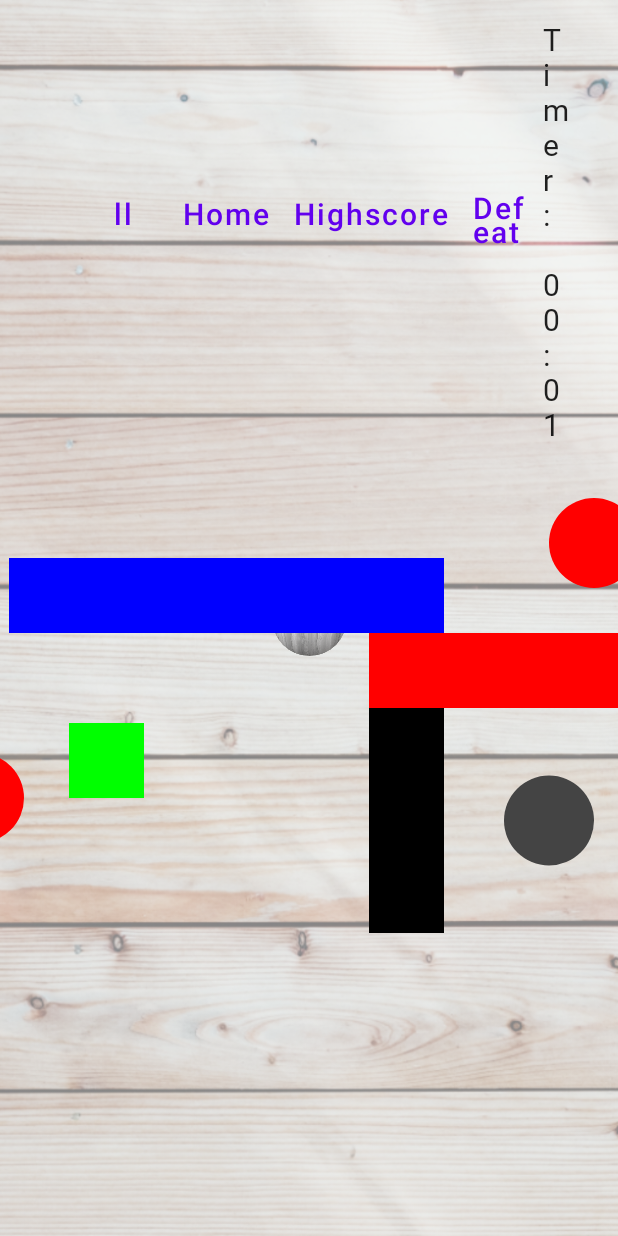
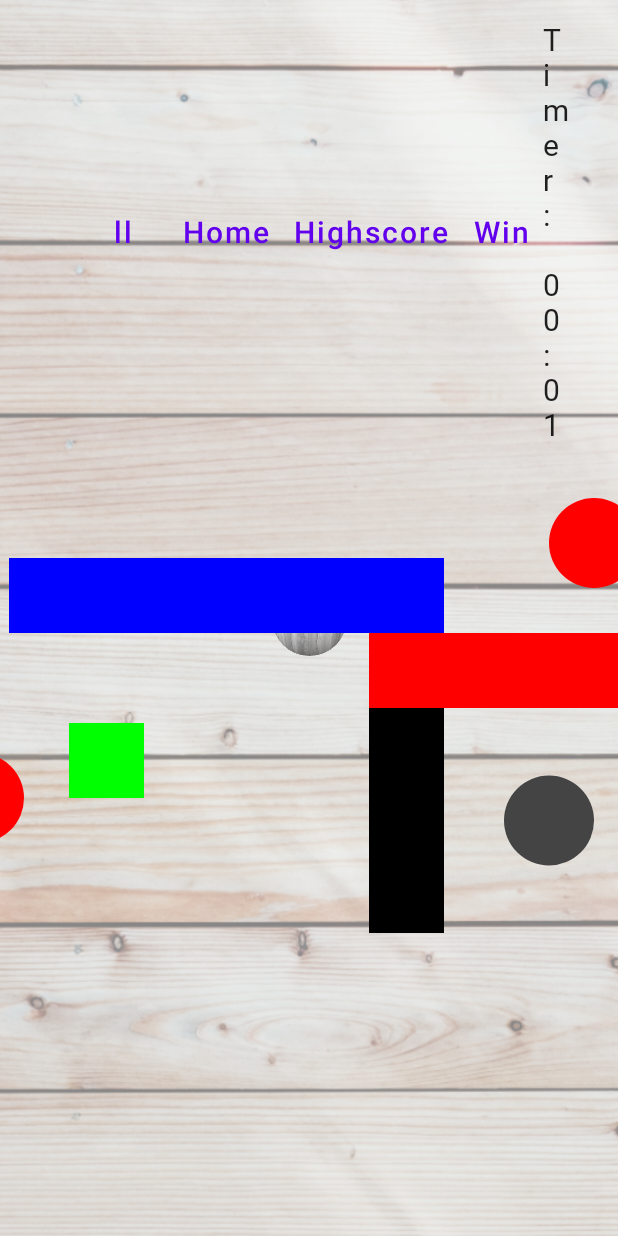
Before and after one commit to FabingoTH/MoCo_SoSe_2023, an Android app built with Jetpack Compose: the BallScreen screen opened through its navigation route, on a phone screen of 412 x 824 dp. Run offline under Robolectric (Android 15) with nearby library versions, the phone set to English and light mode, and no system bars; our stand-ins replace Room's generated code, livedata-compose; Roboto replaces fonts that are not available here.

Commit message:
Game Over on Hole Collision
Bei Kollision mit dem Goal wird nun der Game Over Screen ausgegeben. Bei Retry wird das Spiel weitergespielt. TODO: Bei Retry Spielstand resetten, und statt Gameover WinScreen.

```diff
--- a/app/src/main/java/com/example/marboles/MainActivity.kt
+++ b/app/src/main/java/com/example/marboles/MainActivity.kt
@@ -11,6 +11,7 @@ import androidx.activity.compose.setContent
 import androidx.compose.runtime.*
 import androidx.compose.ui.platform.LocalContext
 import androidx.compose.runtime.Composable
+import androidx.compose.runtime.livedata.observeAsState
 import androidx.navigation.NavController
 import androidx.navigation.compose.NavHost
 import androidx.navigation.compose.composable
@@ -18,7 +19,7 @@ import androidx.navigation.compose.rememberNavController
 import com.example.marboles.ui.theme.MarbolesTheme
 import androidx.core.view.WindowCompat
 import androidx.navigation.NavHostController
-import com.example.marboles.mvvm.Views.ScoreScreen
+import com.example.marboles.mvvm.views.ScoreView
 import com.example.marboles.mvvm.viewModels.*
 import com.example.marboles.mvvm.views.*
 
@@ -51,7 +52,6 @@ class MainActivity : ComponentActivity() {
             LockScreenOrientation(ActivityInfo.SCREEN_ORIENTATION_LANDSCAPE)
 
             MarbolesTheme {
-
                 WoodImage()
                 val navController: NavHostController = rememberNavController()
 
@@ -83,24 +83,45 @@ fun NavigationManager(
             composable("home") {
                 HomeScreen(
                     { navController.navigate("game") },
-                    { navController.navigate("level") })
+                    { navController.navigate("level") },
+                    sensorViewModel
+                )
             }
-            composable("score") { ScoreScreen(scoreViewModel) }
+            composable("score") { ScoreView(scoreViewModel) }
             composable("level") { LevelChoiceScreen(levelViewModel) }
             composable("game") {
-                BallScreen(
-                    sensorViewModel,
-                    gameViewModel,
-                    { navController.navigate("home") },
-                    { navController.navigate("score") },
-                    { navController.navigate("gameover") },
-                    { navController.navigate("win") })
+                val gameState by sensorViewModel.gameState.observeAsState(GameState.INGAME)
+
+                when(gameState) {
+                    GameState.INGAME -> {
+                        BallScreen(
+                            sensorViewModel,
+                            gameViewModel,
+                            { navController.navigate("home") },
+                            { navController.navigate("score") },
+                            { navController.navigate("win") }
+                        )
+                    }
+                    GameState.WON -> {
+                        navController.navigate("win")
+                    }
+                    GameState.GAMEOVER -> {
+                        LaunchedEffect(key1 = gameState) {
+                            navController.navigate("gameover")
+                        }
+                    }
+                    GameState.PAUSED -> {
+
+                    }
+                }
             }
             composable("gameover") {
                 GameOverScreen(
                     gameViewModel,
                     { navController.navigate("home") },
-                    { navController.navigate("game") })
+                    { navController.navigate("game") },
+                    sensorViewModel
+                )
             }
             composable("win") {
                 WinScreen(gameViewModel,
@@ -131,6 +152,7 @@ fun LockScreenOrientation(orientation: Int) {
     }
 }
 
+// Wozu brauchen wir das?
 fun Context.findActivity(): Activity? = when (this) {
     is Activity -> this
     is ContextWrapper -> baseContext.findActivity()
--- a/app/src/main/java/com/example/marboles/mvvm/Models/SensorModel.kt
+++ b/app/src/main/java/com/example/marboles/mvvm/Models/SensorModel.kt
@@ -29,8 +29,9 @@ class SensorModel (private val sensorManager : SensorManager, private val sensor
     var newX = 10f
     var newY = 150f
 
-    // Startposition
-    var coordinates = Offset(10f, 150f)
+    // Setze Startposition
+    val startPosition = Offset(10f, 150f)
+    var coordinates = startPosition
 
     private var mRotationMatrix = FloatArray(16)
 
@@ -83,9 +84,7 @@ class SensorModel (private val sensorManager : SensorManager, private val sensor
         }
 
         if(checkGoalCollision(newX, newY, 160f, 135f)){
-            // _gameState.value = GameState.WON
             sensorViewModel.gameState.value = GameState.GAMEOVER
-
             println("Hole Collision!")
         }
 
@@ -93,8 +92,6 @@ class SensorModel (private val sensorManager : SensorManager, private val sensor
         coordinates = Offset(newX, newY)
         _accelerometerData.value = coordinates
     }
-
-    // TODO Reset ballcoordinates
 
     private fun checkCollision(
         oldX: Float,
@@ -176,6 +173,10 @@ class SensorModel (private val sensorManager : SensorManager, private val sensor
         return collisionDetected
     }
 
+    fun resetBallCoordinates(){
+        coordinates = startPosition
+        _accelerometerData.value = coordinates
+    }
 
     // Brauchen wir in diesem Fall nicht
     override fun onAccuracyChanged(p0: Sensor?, p1: Int) {}
--- a/app/src/main/java/com/example/marboles/mvvm/viewModels/GameViewModel.kt
+++ b/app/src/main/java/com/example/marboles/mvvm/viewModels/GameViewModel.kt
@@ -42,9 +42,4 @@ class GameViewModel() {
     fun resetTimer() {
         _time.value = 0
     }
-
-    fun resetBallPos() {
-
-    }
-
 }
--- a/app/src/main/java/com/example/marboles/mvvm/viewModels/SensorViewModel.kt
+++ b/app/src/main/java/com/example/marboles/mvvm/viewModels/SensorViewModel.kt
@@ -19,6 +19,6 @@ class SensorViewModel(context : Context) : ViewModel() {
     val ballCoordinates : LiveData<Offset> = sensorModel.accelerometerData
 
     fun resetGameState() {
-        // TODO
+        sensorModel.resetBallCoordinates()
     }
 }
--- a/app/src/main/java/com/example/marboles/mvvm/views/GameView.kt
+++ b/app/src/main/java/com/example/marboles/mvvm/views/GameView.kt
@@ -41,14 +41,13 @@ fun BallScreen(
     gameViewModel: GameViewModel,
     onClickHome: () -> Unit,
     onClickScore: () -> Unit,
-    onClickGameOver: () -> Unit,
     onClickWin: () -> Unit
 ) {
 
     val ballCoordinates by sensorViewModel.ballCoordinates.observeAsState(Offset.Zero)
 
     Box(modifier = Modifier.zIndex(100f)) {
-        TopBar(gameViewModel, sensorViewModel, onClickHome, onClickScore, onClickGameOver, onClickWin)
+        TopBar(gameViewModel, sensorViewModel, onClickHome, onClickScore, onClickWin)
     }
 
     // Playing Field = Screen Size
@@ -147,7 +146,6 @@ fun TopBar(
     sensorViewModel: SensorViewModel,
     onClickHome: () -> Unit,
     onClickScore: () -> Unit,
-    onClickGameOver: () -> Unit,
     onClickWin: () -> Unit
 ) {
 
@@ -183,14 +181,6 @@ fun TopBar(
                 onClick = onClickScore
             ) {
                 Text(text = "Highscore", fontSize = 20.sp)
-            }
-            TextButton(
-                onClick = {
-                    sensorViewModel.gameState.value = GameState.GAMEOVER
-                    onClickGameOver()
-                }
-            ) {
-                Text(text = "Defeat", fontSize = 20.sp)
             }
             TextButton(
                 onClick = {
@@ -383,7 +373,7 @@ fun WinScreen(gameViewModel: GameViewModel, onClickHome: () -> Unit, onClickGame
 
 // für den game over screen muss die zeit noch pausiert werden im vm (isPaused ändern)
 @Composable
-fun GameOverScreen(gameViewModel: GameViewModel, onClickHome: () -> Unit, onClickGame: () -> Unit) {
+fun GameOverScreen(gameViewModel: GameViewModel, onClickHome: () -> Unit, onClickGame: () -> Unit, sensorViewModel: SensorViewModel) {
 
     Row(
         modifier = Modifier
@@ -438,6 +428,7 @@ fun GameOverScreen(gameViewModel: GameViewModel, onClickHome: () -> Unit, onClic
                                 .height(80.dp)
                                 .padding(10.dp),
                                 onClick = {
+                                    sensorViewModel.gameState.value = GameState.INGAME
                                     gameViewModel.resetTimer()
                                     onClickGame()
                                 }
--- a/app/src/main/java/com/example/marboles/mvvm/views/HomeView.kt
+++ b/app/src/main/java/com/example/marboles/mvvm/views/HomeView.kt
@@ -3,6 +3,8 @@ package com.example.marboles.mvvm.views
 import androidx.compose.foundation.background
 import androidx.compose.foundation.layout.*
 import androidx.compose.foundation.shape.RoundedCornerShape
+import androidx.compose.material.Button
+import androidx.compose.material.ButtonDefaults
 import androidx.compose.material.Text
 import androidx.compose.runtime.Composable
 import androidx.compose.ui.Alignment
@@ -12,9 +14,11 @@ import androidx.compose.ui.text.TextStyle
 import androidx.compose.ui.text.style.TextAlign
 import androidx.compose.ui.unit.dp
 import androidx.compose.ui.unit.sp
+import com.example.marboles.GameState
+import com.example.marboles.mvvm.viewModels.SensorViewModel
 
 @Composable
-fun HomeScreen(onClickPlay: () -> Unit, onClickLevel: () -> Unit) {
+fun HomeScreen(onClickPlay: () -> Unit, onClickLevel: () -> Unit, sensorViewModel : SensorViewModel) {
     Row(
         modifier = Modifier
             .fillMaxSize(),
@@ -35,8 +39,29 @@ fun HomeScreen(onClickPlay: () -> Unit, onClickLevel: () -> Unit) {
                     .padding(60.dp, 0.dp),
                 horizontalArrangement = Arrangement.SpaceBetween
             ) {
-                NavigationButton(label = "Play", onClickPlay)
-                NavigationButton(label = "Level", onClickLevel)
+                Button(
+                    onClick = {
+                        sensorViewModel.gameState.value = GameState.INGAME
+                        onClickPlay()
+                    },
+                    elevation = ButtonDefaults.elevation(0.dp),
+                    colors = ButtonDefaults.buttonColors(backgroundColor = Color.Transparent))
+
+                {
+                    Text(text = "Play", color = Color.Black, fontSize = 30.sp)
+                }
+
+                Button(
+                    onClick = {
+                        sensorViewModel.gameState.value = GameState.PAUSED
+                        onClickLevel()
+                    },
+                    elevation = ButtonDefaults.elevation(0.dp),
+                    colors = ButtonDefaults.buttonColors(backgroundColor = Color.Transparent))
+
+                {
+                    Text(text = "Level", color = Color.Black, fontSize = 30.sp)
+                }
             }
         }
     }
--- a/app/src/main/java/com/example/marboles/mvvm/views/ScoreView.kt
+++ b/app/src/main/java/com/example/marboles/mvvm/views/ScoreView.kt
@@ -1,8 +1,6 @@
-package com.example.marboles.mvvm.Views
+package com.example.marboles.mvvm.views
 
 import androidx.compose.foundation.layout.*
-import androidx.compose.foundation.lazy.LazyColumn
-import androidx.compose.foundation.lazy.items
 import androidx.compose.foundation.shape.RoundedCornerShape
 import androidx.compose.material.Button
 import androidx.compose.material.Card
@@ -24,7 +22,7 @@ import com.example.marboles.mvvm.views.MenuTitle
 import kotlinx.coroutines.launch
 
 @Composable
-fun ScoreScreen(scoreViewModel: ScoreViewModel) {
+fun ScoreView(scoreViewModel: ScoreViewModel) {
 
     val coroutineScope = rememberCoroutineScope()
 
```
